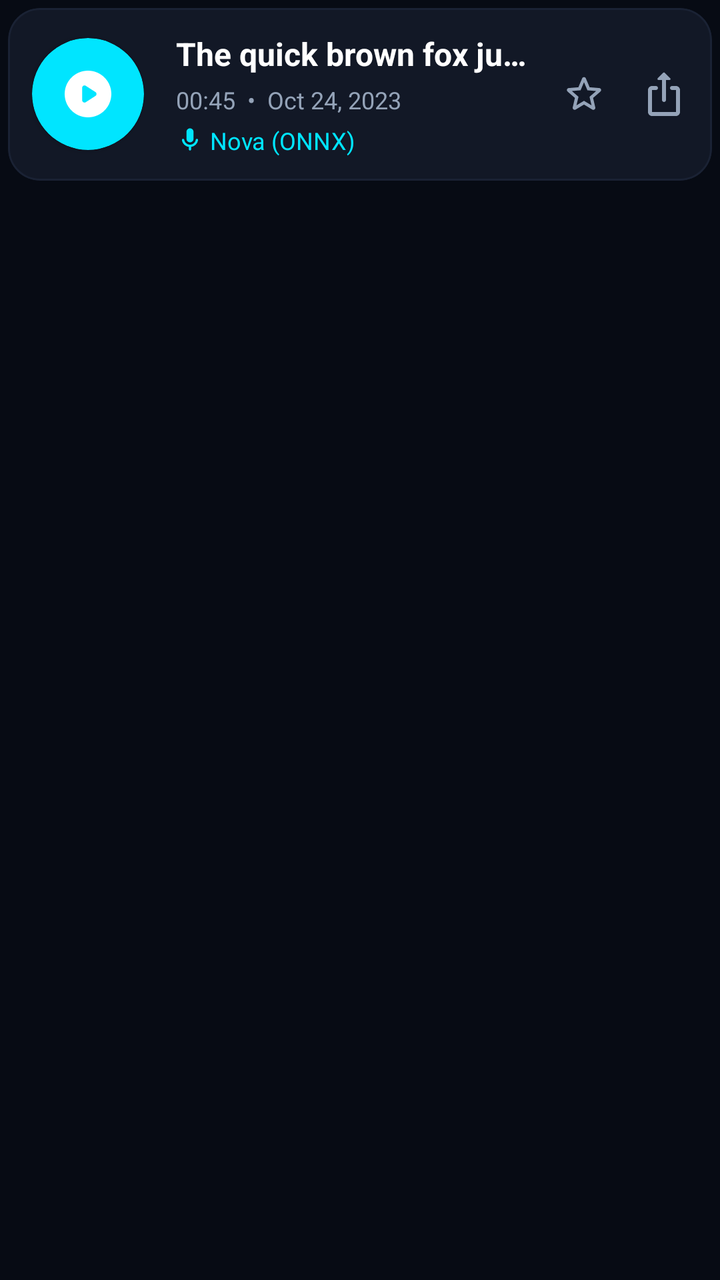
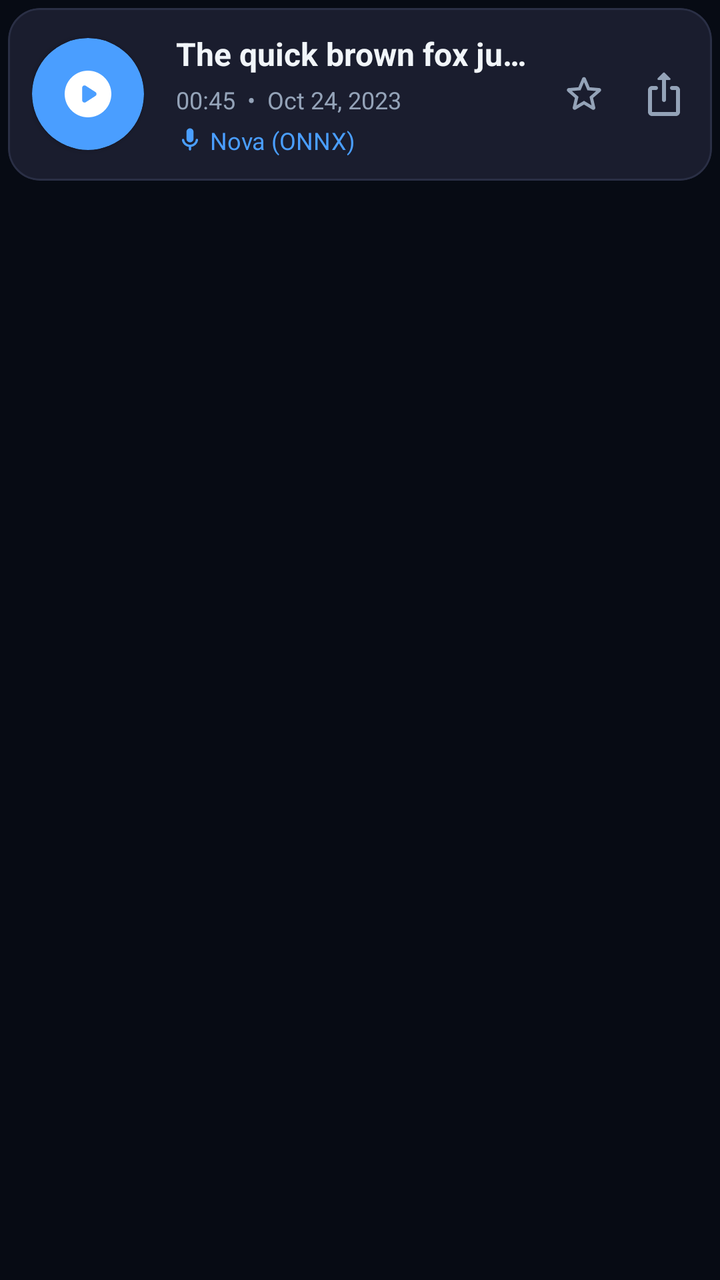

Screens rendered from an Android XML layout before and after an edit, with the pre-edit source and the edit as a unified diff.
<!-- AndroidManifest.xml: application theme AppTheme -->
<!-- res/layout/item_history.xml -->
<LinearLayout
	xmlns:android="http://schemas.android.com/apk/res/android"
	xmlns:app="http://schemas.android.com/apk/res-auto"
	xmlns:tools="http://schemas.android.com/tools"
	android:layout_width="match_parent"
	android:layout_height="wrap_content"
	android:orientation="vertical">
	<com.google.android.material.card.MaterialCardView
		android:id="@+id/cardview6"
		android:layout_width="match_parent"
		android:layout_height="wrap_content"
		android:layout_marginLeft="4dp"
		android:layout_marginTop="4dp"
		android:layout_marginRight="4dp"
		android:layout_marginBottom="8dp"
		app:cardBackgroundColor="#121826"
		app:cardCornerRadius="16dp"
		app:strokeColor="#1A2234"
		app:strokeWidth="1dp"
		app:cardElevation="0dp">
		<RelativeLayout
			android:id="@+id/relativelayout4"
			android:layout_width="match_parent"
			android:layout_height="wrap_content"
			android:padding="12dp">
			<com.google.android.material.card.MaterialCardView
				android:id="@+id/btn_play_item"
				android:layout_width="56dp"
				android:layout_height="56dp"
				app:cardBackgroundColor="#00E5FF"
				app:cardCornerRadius="28dp"
				app:strokeWidth="0dp"
				app:cardElevation="2dp"
				android:background="?attr/selectableItemBackground"
				android:layout_centerVertical="true">
				<ImageView
					android:id="@+id/img_play_pause"
					android:layout_width="match_parent"
					android:layout_height="match_parent"
					android:padding="14dp"
					android:src="@drawable/icon_play_circle"
					android:scaleType="fitXY"
					android:focusable="false"
					app:tint="#FFFFFF" />
			</com.google.android.material.card.MaterialCardView>
			<ImageView
				android:id="@+id/btn_share"
				android:layout_width="24dp"
				android:layout_height="24dp"
				android:src="@drawable/icon_ios_share"
				android:scaleType="fitXY"
				android:focusable="false"
				app:tint="#94A3B8"
				android:background="?attr/selectableItemBackground"
				android:layout_alignParentEnd="true"
				android:layout_centerVertical="true" />
			<ImageView
				android:id="@+id/btn_favorite"
				android:layout_width="24dp"
				android:layout_height="24dp"
				android:src="@drawable/icon_favorite_outline"
				android:scaleType="fitXY"
				android:focusable="false"
				android:layout_marginEnd="16dp"
				app:tint="#94A3B8"
				android:background="?attr/selectableItemBackground"
				android:layout_toStartOf="@id/btn_share"
				android:layout_centerVertical="true" />
			<LinearLayout
				android:id="@+id/linear9"
				android:layout_width="match_parent"
				android:layout_height="wrap_content"
				android:orientation="vertical"
				android:layout_marginStart="16dp"
				android:layout_marginEnd="16dp"
				android:layout_toStartOf="@id/btn_favorite"
				android:layout_toEndOf="@id/btn_play_item"
				android:layout_centerVertical="true">
				<TextView
					android:id="@+id/txt_title"
					android:layout_width="match_parent"
					android:layout_height="wrap_content"
					android:text="The quick brown fox ju..."
					android:textSize="16sp"
					android:textStyle="bold"
					android:textColor="#FFFFFF"
					android:focusable="false"
					android:ellipsize="end"
					android:maxLines="1" />
				<TextView
					android:id="@+id/txt_meta"
					android:layout_width="wrap_content"
					android:layout_height="wrap_content"
					android:layout_marginTop="4dp"
					android:text="00:45  •  Oct 24, 2023"
					android:textSize="12sp"
					android:textColor="#94A3B8"
					android:focusable="false" />
				<LinearLayout
					android:id="@+id/linear10"
					android:layout_width="wrap_content"
					android:layout_height="wrap_content"
					android:layout_marginTop="4dp"
					android:gravity="center_vertical"
					android:orientation="horizontal">
					<ImageView
						android:id="@+id/imageview4"
						android:layout_width="14dp"
						android:layout_height="14dp"
						android:src="@drawable/icon_mic"
						android:scaleType="fitXY"
						android:focusable="false"
						app:tint="#00E5FF" />
					<TextView
						android:id="@+id/txt_voice_name"
						android:layout_width="wrap_content"
						android:layout_height="wrap_content"
						android:text="Nova (ONNX)"
						android:textSize="12sp"
						android:textColor="#00E5FF"
						android:focusable="false"
						android:layout_marginStart="3dp"
						android:ellipsize="end"
						android:maxLines="1" />
				</LinearLayout>
			</LinearLayout>
		</RelativeLayout>
	</com.google.android.material.card.MaterialCardView>
</LinearLayout>
<!-- resources referenced by this layout -->
<resources>
  <!-- drawable icon_favorite_outline (drawable-xhdpi) -->
  <?xml version='1.0' encoding='UTF-8' standalone='yes' ?>
  <vector xmlns:android="http://schemas.android.com/apk/res/android" android:width="48dp" android:height="48dp" android:viewportWidth="24.0" android:viewportHeight="24.0"><path android:pathData="M19.65 9.04l-4.84-.42l-1.89-4.45c-.34-.81-1.5-.81-1.84 0L9.19 8.63l-4.83.41c-.88.07-1.24 1.17-.57 1.75l3.67 3.18l-1.1 4.72c-.2.86.73 1.54 1.49 1.08l4.15-2.5l4.15 2.51c.76.46 1.69-.22 1.49-1.08l-1.1-4.73l3.67-3.18c.67-.58.32-1.68-.56-1.75zM12 15.4l-3.76 2.27l1-4.28l-3.32-2.88l4.38-.38L12 6.1l1.71 4.04l4.38.38l-3.32 2.88l1 4.28L12 15.4z" android:fillColor="#94A3B8" /></vector>
  <!-- drawable icon_ios_share (drawable-xhdpi) -->
  <?xml version='1.0' encoding='UTF-8' standalone='yes' ?>
  <vector xmlns:android="http://schemas.android.com/apk/res/android" android:width="48dp" android:height="48dp" android:viewportWidth="24.0" android:viewportHeight="24.0"><path android:pathData="M18 8h-2c-.55 0-1 .45-1 1s.45 1 1 1h2v11H6V10h2c.55 0 1-.45 1-1s-.45-1-1-1H6c-1.1 0-2 .9-2 2v11c0 1.1.9 2 2 2h12c1.1 0 2-.9 2-2V10c0-1.1-.9-2-2-2z" android:fillColor="#94A3B8" /><path android:pathData="M12 16c.55 0 1-.45 1-1V5h1.79c.45 0 .67-.54.35-.85l-2.79-2.79c-.2-.2-.51-.2-.71 0L8.85 4.15a.5.5 0 0 0 .36.85H11v10c0 .55.45 1 1 1z" android:fillColor="#94A3B8" /></vector>
  <!-- drawable icon_mic (drawable-xhdpi) -->
  <?xml version='1.0' encoding='UTF-8' standalone='yes' ?>
  <vector xmlns:android="http://schemas.android.com/apk/res/android" android:width="48dp" android:height="48dp" android:viewportWidth="24.0" android:viewportHeight="24.0"><path android:pathData="M12 14c1.66 0 3-1.34 3-3V5c0-1.66-1.34-3-3-3S9 3.34 9 5v6c0 1.66 1.34 3 3 3zm5.91-3c-.49 0-.9.36-.98.85C16.52 14.2 14.47 16 12 16s-4.52-1.8-4.93-4.15a.998.998 0 0 0-.98-.85c-.61 0-1.09.54-1 1.14c.49 3 2.89 5.35 5.91 5.78V20c0 .55.45 1 1 1s1-.45 1-1v-2.08a6.993 6.993 0 0 0 5.91-5.78c.1-.6-.39-1.14-1-1.14z" android:fillColor="#94A3B8" /></vector>
  <!-- drawable icon_play_circle (drawable-xhdpi) -->
  <?xml version='1.0' encoding='UTF-8' standalone='yes' ?>
  <vector xmlns:android="http://schemas.android.com/apk/res/android" android:width="48dp" android:height="48dp" android:viewportWidth="24.0" android:viewportHeight="24.0"><path android:pathData="M12 2C6.48 2 2 6.48 2 12s4.48 10 10 10s10-4.48 10-10S17.52 2 12 2zM9.5 14.67V9.33c0-.79.88-1.27 1.54-.84l4.15 2.67a1 1 0 0 1 0 1.68l-4.15 2.67c-.66.43-1.54-.05-1.54-.84z" android:fillColor="#94A3B8" /></vector>
  <color name="colorPrimary">#00E5FF</color>
  <color name="colorOnPrimary">#F8FAFC</color>
  <color name="colorSecondary">#2979FF</color>
  <color name="colorSurface">#121826</color>
  <color name="colorSurfaceVariant">#1A2234</color>
  <color name="colorOnSurface">#F8FAFC</color>
  <color name="colorOnBackground">#F8FAFC</color>
  <color name="colorAccent">#00E5FF</color>
  <color name="colorBackground">#070B14</color>
  <!-- unchanged entries left out for length: 1 -->
</resources>

<!-- the commit's change to res/layout/item_history.xml (unified diff, before → after) -->
@@ -5,6 +5,7 @@
 	android:layout_width="match_parent"
 	android:layout_height="wrap_content"
 	android:orientation="vertical">
+	
 	<com.google.android.material.card.MaterialCardView
 		android:id="@+id/cardview6"
 		android:layout_width="match_parent"
@@ -13,26 +14,29 @@
 		android:layout_marginTop="4dp"
 		android:layout_marginRight="4dp"
 		android:layout_marginBottom="8dp"
-		app:cardBackgroundColor="#121826"
+		app:cardBackgroundColor="#1A1D2E"
 		app:cardCornerRadius="16dp"
-		app:strokeColor="#1A2234"
+		app:strokeColor="#2A2F45"
 		app:strokeWidth="1dp"
 		app:cardElevation="0dp">
+		
 		<RelativeLayout
 			android:id="@+id/relativelayout4"
 			android:layout_width="match_parent"
 			android:layout_height="wrap_content"
 			android:padding="12dp">
+			
 			<com.google.android.material.card.MaterialCardView
 				android:id="@+id/btn_play_item"
 				android:layout_width="56dp"
 				android:layout_height="56dp"
-				app:cardBackgroundColor="#00E5FF"
+				app:cardBackgroundColor="#4A9EFF"
 				app:cardCornerRadius="28dp"
 				app:strokeWidth="0dp"
 				app:cardElevation="2dp"
 				android:background="?attr/selectableItemBackground"
 				android:layout_centerVertical="true">
+				
 				<ImageView
 					android:id="@+id/img_play_pause"
 					android:layout_width="match_parent"
@@ -43,6 +47,7 @@
 					android:focusable="false"
 					app:tint="#FFFFFF" />
 			</com.google.android.material.card.MaterialCardView>
+			
 			<ImageView
 				android:id="@+id/btn_share"
 				android:layout_width="24dp"
@@ -54,6 +59,7 @@
 				android:background="?attr/selectableItemBackground"
 				android:layout_alignParentEnd="true"
 				android:layout_centerVertical="true" />
+				
 			<ImageView
 				android:id="@+id/btn_favorite"
 				android:layout_width="24dp"
@@ -66,6 +72,7 @@
 				android:background="?attr/selectableItemBackground"
 				android:layout_toStartOf="@id/btn_share"
 				android:layout_centerVertical="true" />
+				
 			<LinearLayout
 				android:id="@+id/linear9"
 				android:layout_width="match_parent"
@@ -76,6 +83,7 @@
 				android:layout_toStartOf="@id/btn_favorite"
 				android:layout_toEndOf="@id/btn_play_item"
 				android:layout_centerVertical="true">
+				
 				<TextView
 					android:id="@+id/txt_title"
 					android:layout_width="match_parent"
@@ -83,10 +91,11 @@
 					android:text="The quick brown fox ju..."
 					android:textSize="16sp"
 					android:textStyle="bold"
-					android:textColor="#FFFFFF"
+					android:textColor="#F1F5F9"
 					android:focusable="false"
 					android:ellipsize="end"
 					android:maxLines="1" />
+					
 				<TextView
 					android:id="@+id/txt_meta"
 					android:layout_width="wrap_content"
@@ -96,6 +105,7 @@
 					android:textSize="12sp"
 					android:textColor="#94A3B8"
 					android:focusable="false" />
+					
 				<LinearLayout
 					android:id="@+id/linear10"
 					android:layout_width="wrap_content"
@@ -103,6 +113,7 @@
 					android:layout_marginTop="4dp"
 					android:gravity="center_vertical"
 					android:orientation="horizontal">
+					
 					<ImageView
 						android:id="@+id/imageview4"
 						android:layout_width="14dp"
@@ -110,14 +121,15 @@
 						android:src="@drawable/icon_mic"
 						android:scaleType="fitXY"
 						android:focusable="false"
-						app:tint="#00E5FF" />
+						app:tint="#4A9EFF" />
+						
 					<TextView
 						android:id="@+id/txt_voice_name"
 						android:layout_width="wrap_content"
 						android:layout_height="wrap_content"
 						android:text="Nova (ONNX)"
 						android:textSize="12sp"
-						android:textColor="#00E5FF"
+						android:textColor="#4A9EFF"
 						android:focusable="false"
 						android:layout_marginStart="3dp"
 						android:ellipsize="end"
